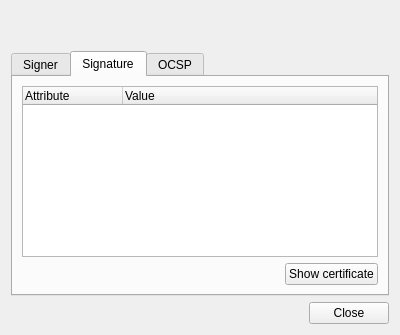
Old version of the form client/ui/SignatureDialog.ui in the repository open-eid/qdigidoc.
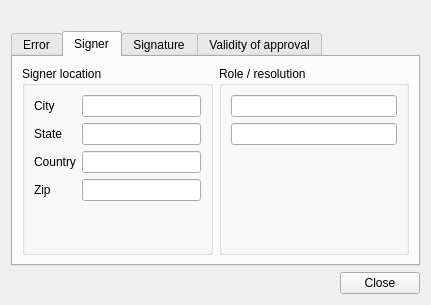
New version of the form. The open tabs and pages were chosen to show the change.

Commit message:
Adjust layout, show better help button and fix url
Ticket: #8472, #9052

Patch:
```diff
--- a/client/ui/SignatureDialog.ui
+++ b/client/ui/SignatureDialog.ui
@@ -9,37 +9,47 @@
    <rect>
     <x>0</x>
     <y>0</y>
-    <width>400</width>
-    <height>335</height>
+    <width>431</width>
+    <height>305</height>
    </rect>
   </property>
   <layout class="QVBoxLayout" name="SignatureDialogLayout">
    <item>
     <widget class="QLabel" name="title"/>
    </item>
-   <item>
-    <widget class="QLabel" name="error">
-     <property name="wordWrap">
-      <bool>true</bool>
-     </property>
-    </widget>
-   </item>
    <item>
     <widget class="QTabWidget" name="tabWidget">
      <property name="currentIndex">
       <number>0</number>
      </property>
+     <widget class="QLabel" name="error">
+      <property name="alignment">
+       <set>Qt::AlignLeading|Qt::AlignLeft|Qt::AlignTop</set>
+      </property>
+      <property name="wordWrap">
+       <bool>true</bool>
+      </property>
+      <property name="textInteractionFlags">
+       <set>Qt::LinksAccessibleByMouse|Qt::TextSelectableByMouse</set>
+      </property>
+      <attribute name="title">
+       <string>Error</string>
+      </attribute>
+     </widget>
      <widget class="QWidget" name="signer">
       <attribute name="title">
        <string>Signer</string>
       </attribute>
-      <layout class="QGridLayout" name="signerLayout">
-       <item row="0" column="0" rowspan="3">
+      <layout class="QHBoxLayout" name="signerLayout">
+       <item>
         <widget class="QGroupBox" name="signerLocationGroup">
          <property name="title">
           <string>Signer location</string>
          </property>
          <layout class="QFormLayout" name="signerLocationGroupLayout">
+          <property name="fieldGrowthPolicy">
+           <enum>QFormLayout::ExpandingFieldsGrow</enum>
+          </property>
           <item row="0" column="0">
            <widget class="QLabel" name="signerCityLabel">
             <property name="text">
@@ -112,7 +122,7 @@
          </layout>
         </widget>
        </item>
-       <item row="0" column="1">
+       <item>
         <widget class="QGroupBox" name="signerRoleGroup">
          <property name="title">
           <string>Role / resolution</string>
@@ -132,10 +142,7 @@
             </property>
            </widget>
           </item>
-         </layout>
-        </widget>
-       </item>
-       <item row="1" column="1">
+          <item>
         <spacer name="signerSpacer">
          <property name="orientation">
           <enum>Qt::Vertical</enum>
@@ -148,69 +155,36 @@
          </property>
         </spacer>
        </item>
-       <item row="2" column="1">
-        <widget class="QPushButton" name="signerShowCert">
-         <property name="text">
-          <string>Show certificate</string>
-         </property>
+         </layout>
         </widget>
        </item>
       </layout>
      </widget>
-     <widget class="QWidget" name="signature">
-      <attribute name="title">
-       <string>Signature</string>
-      </attribute>
-      <layout class="QGridLayout" name="signatureLayout">
-       <item row="0" column="0" colspan="2">
         <widget class="QTreeWidget" name="signatureView">
          <property name="rootIsDecorated">
           <bool>false</bool>
          </property>
-         <column>
-          <property name="text">
-           <string>Attribute</string>
-          </property>
-         </column>
-         <column>
-          <property name="text">
-           <string>Value</string>
-          </property>
-         </column>
-        </widget>
-       </item>
-       <item row="1" column="0">
-        <spacer name="signatureSpacer">
-         <property name="orientation">
-          <enum>Qt::Horizontal</enum>
-         </property>
-         <property name="sizeHint" stdset="0">
-          <size>
-           <width>0</width>
-           <height>0</height>
-          </size>
-         </property>
-        </spacer>
-       </item>
-       <item row="1" column="1">
-        <widget class="QPushButton" name="signatureShowCert">
-         <property name="text">
-          <string>Show certificate</string>
-         </property>
-        </widget>
-       </item>
-      </layout>
-     </widget>
-     <widget class="QWidget" name="ocsp">
       <attribute name="title">
-       <string>OCSP</string>
+       <string>Signature</string>
       </attribute>
-      <layout class="QGridLayout" name="verifyLayout">
-       <item row="0" column="0" colspan="2">
+      <column>
+       <property name="text">
+        <string>Attribute</string>
+       </property>
+      </column>
+      <column>
+       <property name="text">
+        <string>Value</string>
+       </property>
+      </column>
+     </widget>
         <widget class="QTreeWidget" name="ocspView">
          <property name="rootIsDecorated">
           <bool>false</bool>
          </property>
+      <attribute name="title">
+       <string>Validity of approval</string>
+      </attribute>
          <column>
           <property name="text">
            <string>Attribute</string>
@@ -221,29 +195,6 @@
            <string>Value</string>
           </property>
          </column>
-        </widget>
-       </item>
-       <item row="1" column="0">
-        <spacer name="ocspSpacer">
-         <property name="orientation">
-          <enum>Qt::Horizontal</enum>
-         </property>
-         <property name="sizeHint" stdset="0">
-          <size>
-           <width>0</width>
-           <height>0</height>
-          </size>
-         </property>
-        </spacer>
-       </item>
-       <item row="1" column="1">
-        <widget class="QPushButton" name="ocspShowCert">
-         <property name="text">
-          <string>Show certificate</string>
-         </property>
-        </widget>
-       </item>
-      </layout>
      </widget>
     </widget>
    </item>
```
Left out of the diff: 70 changed lines with no effect on the pictures. Lines whose indentation alone changed are shown as unchanged. The commit also changes 8 other files.
